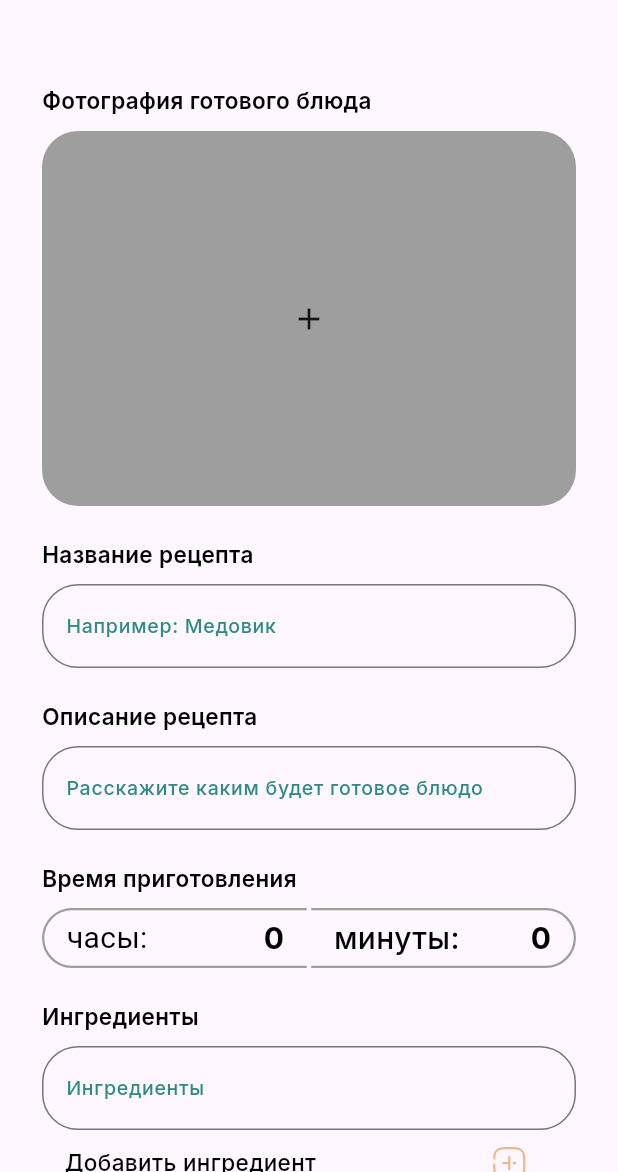
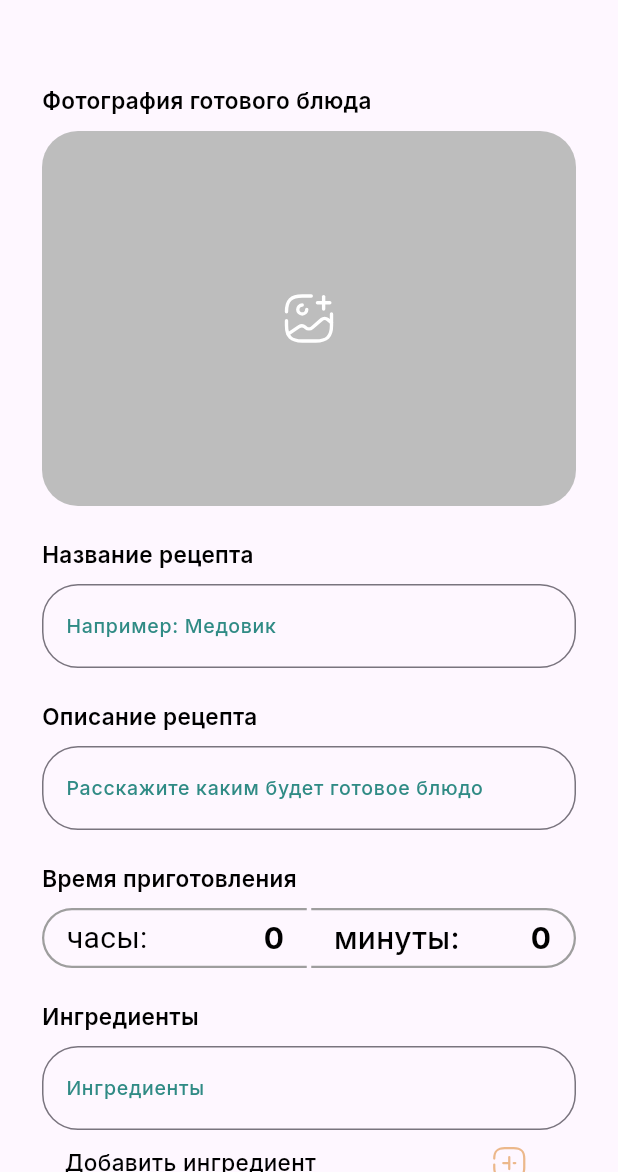
Before and after one commit to maksim-dev1/aisCulinar, a Flutter app: the HomeScreen screen opened directly, scrolled down 445 dp, after a tap on "Добавить рецепт", on a phone screen of 412 x 824 dp, the part 64-1236 px from its top. Run offline on Flutter 3.47's test engine with Material 3 defaults, Android fonts, the phone set to English and light mode, and no system bars; our stand-ins replace bloc, cloud_firestore, firebase_auth, firebase_core, firebase_storage, flutter_bloc and 5 more; accounts and stored records are empty.

Commit message:
Готовая вёрстка виджета для добавления шагов

```diff
--- a/lib/app/app_view.dart
+++ b/lib/app/app_view.dart
@@ -1,6 +1,5 @@
 import 'package:culinar/feature/auth/UI/screens/sign_in_screen.dart';
 import 'package:culinar/feature/auth/bloc/auth_bloc.dart';
-import 'package:culinar/feature/recipe/UI/screens/add_recipe_screen.dart';
 import 'package:culinar/feature/recipe/UI/screens/home_screen.dart';
 import 'package:culinar/feature/recipe/data/repositories/resipe_firebase_repository.dart';
 import 'package:flutter/material.dart';
@@ -16,9 +15,6 @@ class AppView extends StatelessWidget {
     authBloc.add(const AppStarted());
 
     return MaterialApp(
-      routes: {
-        '/add_recipe': (context) => const AddRecipeScreen()
-      },
       debugShowCheckedModeBanner: false,
       theme: ThemeData(
           primaryColor: const Color(0xFFECB88B),
--- a/lib/feature/recipe/UI/screens/add_recipe_screen.dart
+++ b/lib/feature/recipe/UI/screens/add_recipe_screen.dart
@@ -1,6 +1,7 @@
 import 'package:culinar/design/colors.dart';
 import 'package:culinar/design/icons.dart';
 import 'package:culinar/feature/recipe/UI/widgets/add_recipe_text_filed.dart';
+import 'package:culinar/feature/recipe/UI/widgets/add_step_for_recipe.dart';
 import 'package:culinar/feature/recipe/data/repositories/resipe_firebase_repository.dart';
 import 'package:flutter/cupertino.dart';
 import 'package:flutter/material.dart';
@@ -93,10 +94,12 @@ class _AddRecipeScreenBodyState extends State<AddRecipeScreenBody> {
                         child: Container(
                           height: 250,
                           decoration: BoxDecoration(
-                            color: Colors.grey[500],
+                            color: Colors.grey[400],
                             borderRadius: BorderRadius.circular(24),
                           ),
-                          child: const Center(child: Icon(Icons.add)),
+                          child: Center(
+                              child: Transform.scale(
+                                  scale: 1.5, child: addgalleryIcon)),
                         ),
                       )
                     : Stack(
@@ -114,9 +117,12 @@ class _AddRecipeScreenBodyState extends State<AddRecipeScreenBody> {
                           ),
                           Align(
                             alignment: Alignment.topRight,
-                            child: IconButton(
-                              icon: const Icon(Icons.edit),
-                              onPressed: _pickImage,
+                            child: Transform.scale(
+                              scale: 1.2,
+                              child: IconButton(
+                                icon: editGalleryIcon,
+                                onPressed: _pickImage,
+                              ),
                             ),
                           ),
                         ],
@@ -349,6 +355,53 @@ class _AddRecipeScreenBodyState extends State<AddRecipeScreenBody> {
               ),
               const SizedBox(height: 9),
               ListIngredient(context: widget.context),
+              const SizedBox(height: 22),
+              Row(
+                children: [
+                  Text(
+                    'Пошаговая инструкция',
+                    style: GoogleFonts.inter(
+                      textStyle: const TextStyle(
+                        color: Colors.black,
+                        fontSize: 15,
+                        fontWeight: FontWeight.w600,
+                      ),
+                    ),
+                  ),
+                ],
+              ),
+              const SizedBox(height: 9),
+              const AddStepForRecipe(),
+              const SizedBox(height: 22),
+              const SizedBox(height: 9),
+              const AddStepForRecipe(),
+              const SizedBox(height: 22),
+              const SizedBox(height: 9),
+              const AddStepForRecipe(),
+              const SizedBox(height: 22),
+              Padding(
+                padding: const EdgeInsets.symmetric(horizontal: 100),
+                child: ElevatedButton(
+                  style: ElevatedButton.styleFrom(
+                    backgroundColor: secondaryColor,
+                    shape: RoundedRectangleBorder(
+                        borderRadius: BorderRadius.circular(24)),
+                    fixedSize: const Size.fromHeight(50),
+                  ),
+                  onPressed: () {},
+                  child: Center(
+                      child: Text(
+                    'Добавить шаг',
+                    style: GoogleFonts.inter(
+                      textStyle: const TextStyle(
+                        color: Colors.white,
+                        fontSize: 15,
+                        fontWeight: FontWeight.w600,
+                      ),
+                    ),
+                  )),
+                ),
+              ),
               const SizedBox(height: 100),
             ],
           ),
--- a/lib/feature/recipe/UI/screens/home_screen.dart
+++ b/lib/feature/recipe/UI/screens/home_screen.dart
@@ -1,9 +1,9 @@
+import 'package:culinar/feature/recipe/UI/screens/add_recipe_screen.dart';
 import 'package:flutter/material.dart';
 import 'package:flutter_bloc/flutter_bloc.dart';
 import 'package:google_fonts/google_fonts.dart';
 import 'package:smooth_page_indicator/smooth_page_indicator.dart';
 import 'package:culinar/feature/auth/bloc/auth_bloc.dart';
-import 'package:culinar/feature/recipe/UI/screens/add_recipe_screen.dart';
 import 'package:culinar/feature/recipe/bloc/recipe_bloc.dart';
 import 'package:culinar/feature/recipe/data/repositories/resipe_firebase_repository.dart';
 
@@ -218,7 +218,12 @@ class HomeScreenBody extends StatelessWidget {
                     ),
                   ),
                   onTap: () {
-                    Navigator.pushNamed(context, '/add_recipe');
+                    Navigator.push(
+                      context,
+                      MaterialPageRoute(
+                        builder: (context) => const AddRecipeScreen(),
+                      ),
+                    );
                   },
                 ),
               ),
--- a/lib/feature/recipe/UI/widgets/add_ingredient_for_recipe.dart
+++ b/lib/feature/recipe/UI/widgets/add_ingredient_for_recipe.dart
@@ -365,6 +365,7 @@ class WrapListIngredients extends StatelessWidget {
                           minWidth: 35,
                           maxWidth: 100,
                         ),
+// TODO: Доработать TextFiled (вводится только один символ)
                         child: TextField(
                           controller: quantityController,
                           cursorHeight: 18,
--- /dev/null
+++ b/lib/feature/recipe/UI/widgets/add_step_for_recipe.dart
@@ -0,0 +1,171 @@
+import 'dart:io';
+
+import 'package:culinar/design/icons.dart';
+import 'package:culinar/feature/recipe/UI/widgets/add_recipe_text_filed.dart';
+import 'package:flutter/material.dart';
+import 'package:google_fonts/google_fonts.dart';
+import 'package:image_picker/image_picker.dart';
+
+class AddStepForRecipe extends StatefulWidget {
+  const AddStepForRecipe({super.key});
+
+  @override
+  State<AddStepForRecipe> createState() => _AddStepForRecipeState();
+}
+
+class _AddStepForRecipeState extends State<AddStepForRecipe> {
+  File? _image;
+  final TextEditingController _descriptionController = TextEditingController();
+
+  Future<void> _pickImage() async {
+    final ImagePicker picker = ImagePicker();
+    final XFile? pickedFile =
+        await picker.pickImage(source: ImageSource.gallery);
+
+    if (pickedFile != null) {
+      setState(() {
+        _image = File(pickedFile.path);
+      });
+    }
+  }
+
+  @override
+  Widget build(BuildContext context) {
+    return Column(
+      crossAxisAlignment: CrossAxisAlignment.stretch,
+      children: [
+        Container(
+          constraints: BoxConstraints(minHeight: 400),
+          decoration: BoxDecoration(
+            color: Colors.grey[200],
+            borderRadius: BorderRadius.circular(24),
+          ),
+          child: Column(
+            crossAxisAlignment: CrossAxisAlignment.start,
+            children: [
+              Row(
+                children: [
+                  Padding(
+                    padding: const EdgeInsets.only(left: 24, top: 14),
+                    child: Container(
+                      width: 65,
+                      height: 30,
+                      decoration: BoxDecoration(
+                        color: Colors.white,
+                        borderRadius: BorderRadius.circular(8),
+                      ),
+                      child: Center(
+                        child: Text(
+                          'Шаг 1',
+                          style: GoogleFonts.inter(
+                            textStyle: const TextStyle(
+                              color: Colors.black,
+                              fontSize: 15,
+                              fontWeight: FontWeight.w600,
+                            ),
+                          ),
+                        ),
+                      ),
+                    ),
+                  ),
+                  const Expanded(child: SizedBox()),
+                  Padding(
+                    padding: const EdgeInsets.only(top: 14, right: 24),
+                    child: Transform.scale(
+                      scale: 1.2,
+                      child: IconButton(
+                        onPressed: () {
+                          //TODO: Метод для удаления шага
+                        },
+                        icon: deleteIcon,
+                      ),
+                    ),
+                  ),
+                ],
+              ),
+              Padding(
+                padding: const EdgeInsets.only(left: 40, top: 10),
+                child: Text(
+                  'Фото шага',
+                  style: GoogleFonts.inter(
+                    textStyle: const TextStyle(
+                      color: Colors.black,
+                      fontSize: 15,
+                      fontWeight: FontWeight.w600,
+                    ),
+                  ),
+                ),
+              ),
+              Padding(
+                padding: const EdgeInsets.only(left: 40, right: 40, top: 5),
+                child: SizedBox(
+                  height: 200,
+                  child: _image == null
+                      ? InkWell(
+                          onTap: _pickImage,
+                          child: Container(
+                            decoration: BoxDecoration(
+                              color: Colors.grey[400],
+                              borderRadius: BorderRadius.circular(24),
+                            ),
+                            child: Center(
+                              child: Transform.scale(
+                                scale: 1.5,
+                                child: addgalleryIcon,
+                              ),
+                            ),
+                          ),
+                        )
+                      : Stack(
+                          children: [
+                            ClipRRect(
+                              borderRadius: BorderRadius.circular(24),
+                              child: Image(
+                                image: FileImage(_image!),
+                                fit: BoxFit.cover,
+                              ),
+                            ),
+                            Positioned(
+                              top: 0,
+                              right: 0,
+                              child: Transform.scale(
+                                scale: 1.2,
+                                child: IconButton(
+                                  icon: editGalleryIcon,
+                                  onPressed: _pickImage,
+                                ),
+                              ),
+                            ),
+                          ],
+                        ),
+                ),
+              ),
+              Padding(
+                padding: const EdgeInsets.only(left: 40, top: 10),
+                child: Text(
+                  'Описание шага',
+                  style: GoogleFonts.inter(
+                    textStyle: const TextStyle(
+                      color: Colors.black,
+                      fontSize: 15,
+                      fontWeight: FontWeight.w600,
+                    ),
+                  ),
+                ),
+              ),
+              Padding(
+                padding: const EdgeInsets.only(left: 40, right: 40, top: 5),
+                child: AddRecipeTextFiled(
+                  labelText: 'Описание шага',
+                  maxLines: 3,
+                  controller: _descriptionController,
+                ),
+              ),
+              const SizedBox(height: 14)
+            ],
+          ),
+        ),
+      ],
+    );
+  }
+}
```
